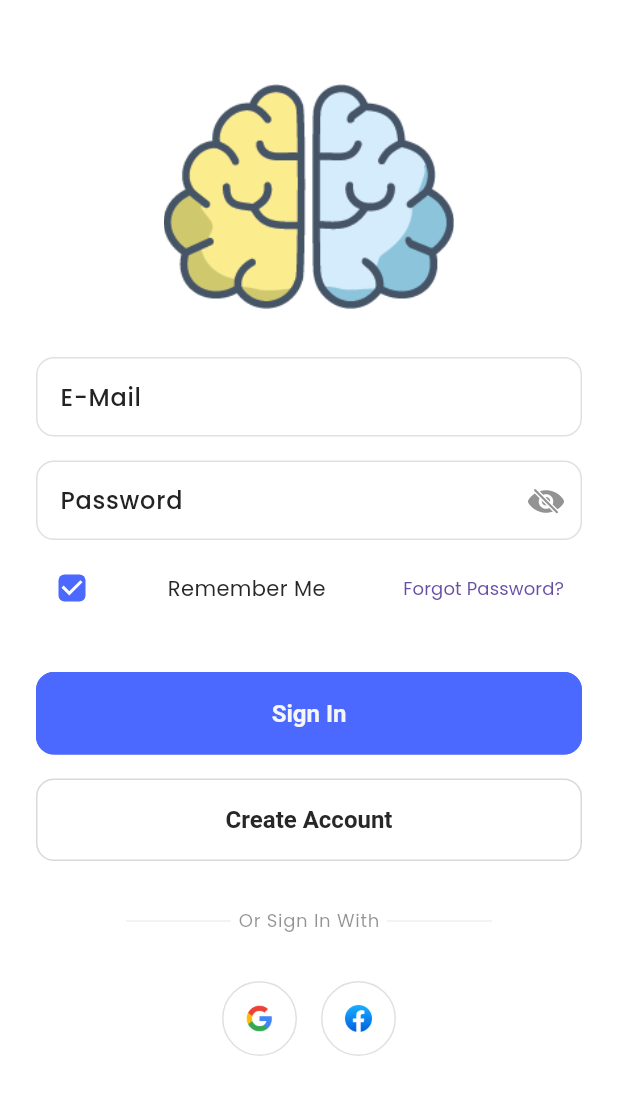
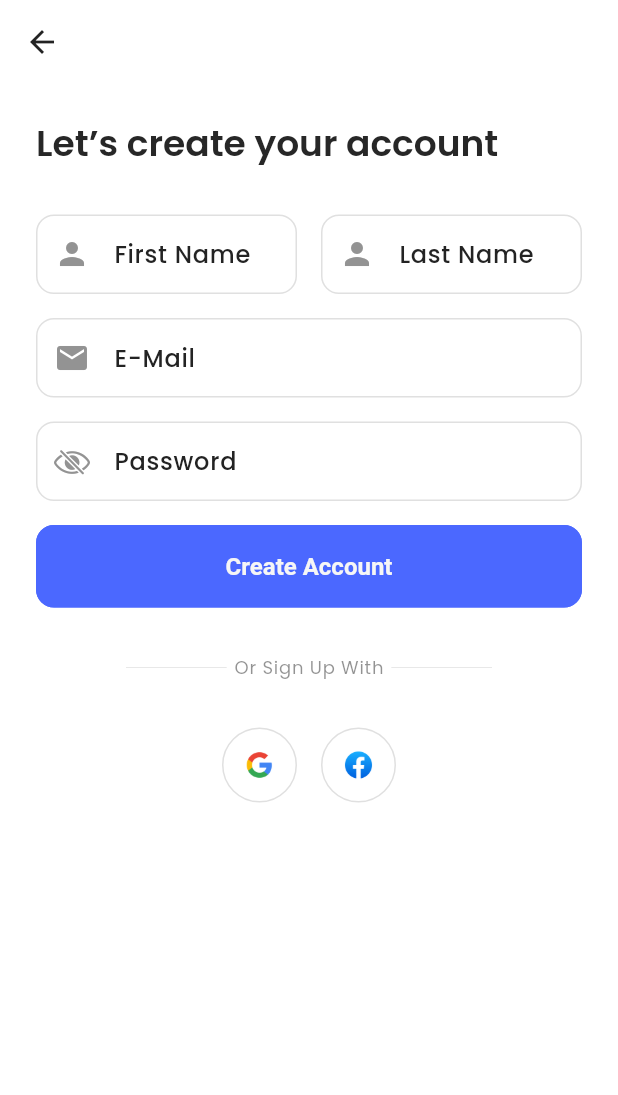
Before and after one commit to CelPat/ProjektZespolowyPCZ, a Flutter app: the LoginPage screen opened directly, after a tap on "Create Account", on a phone screen of 412 x 824 dp. Shown: the top 1095 px of the screen. Run offline on Flutter 3.47's test engine with Material 3 defaults, Android fonts, the phone set to English and light mode, and no system bars; our stand-ins replace connectivity_plus, firebase_storage, get, get_storage, iconsax, logger and 2 more; accounts and stored records are empty.

Commit message:
Create SignUpScreen and SignUpForm. Add redirection from login page after clicking 'create account' button

```diff
--- a/lib/features/authentication/screens/login/widgets/login_form.dart
+++ b/lib/features/authentication/screens/login/widgets/login_form.dart
@@ -1,5 +1,7 @@
 import 'package:flutter/cupertino.dart';
 import 'package:flutter/material.dart';
+import 'package:get/get.dart';
+import 'package:projekt_zespolowy_pcz/features/authentication/screens/signup/signup.dart';
 
 import '../../../../../utils/constants/sizes.dart';
 import '../../../../../utils/constants/text_strings.dart';
@@ -61,7 +63,7 @@ class ZenLoginForm extends StatelessWidget {
             SizedBox(
               width: double.infinity,
               child: OutlinedButton(
-                onPressed: () {},
+                onPressed: () => Get.to(() => const SignUpScreen()),
                 child: const Text(ZenTexts.createAccount),
               ),
             ),
--- /dev/null
+++ b/lib/features/authentication/screens/signup/signup.dart
@@ -0,0 +1,45 @@
+import 'package:flutter/material.dart';
+import 'package:get/get_utils/get_utils.dart';
+import 'package:projekt_zespolowy_pcz/common/widgets/login_signup/form_divider.dart';
+import 'package:projekt_zespolowy_pcz/common/widgets/login_signup/social_buttons.dart';
+import 'package:projekt_zespolowy_pcz/features/authentication/screens/signup/widgets/signup_form.dart';
+import 'package:projekt_zespolowy_pcz/utils/constants/sizes.dart';
+import 'package:projekt_zespolowy_pcz/utils/constants/text_strings.dart';
+
+class SignUpScreen extends StatelessWidget {
+  const SignUpScreen({super.key});
+
+  @override
+  Widget build(BuildContext context) {
+    return Scaffold(
+      appBar: AppBar(),
+      body: SingleChildScrollView(
+        child: Padding(
+          padding: const EdgeInsets.all(ZenSizes.defaultSpace),
+          child: Column(
+            crossAxisAlignment: CrossAxisAlignment.start,
+            children: [
+              //Title
+              Text(ZenTexts.signupTitle,
+                  style: Theme.of(context).textTheme.headlineMedium),
+              const SizedBox(height: ZenSizes.spaceBetweenSections),
+
+              //Form
+              const SignupForm(),
+
+              const SizedBox(height: ZenSizes.spaceBetweenSections),
+
+              //Divider
+              ZenFormDivider(dividerText: ZenTexts.orSignUpWith.capitalize!),
+
+              const SizedBox(height: ZenSizes.spaceBetweenSections),
+
+              //Social buttons
+              const ZenSocialButtons(),
+            ],
+          ),
+        ),
+      ),
+    );
+  }
+}
--- /dev/null
+++ b/lib/features/authentication/screens/signup/widgets/signup_form.dart
@@ -0,0 +1,78 @@
+import 'package:flutter/cupertino.dart';
+import 'package:flutter/material.dart';
+import 'package:projekt_zespolowy_pcz/utils/constants/sizes.dart';
+import 'package:projekt_zespolowy_pcz/utils/constants/text_strings.dart';
+
+class SignupForm extends StatelessWidget {
+  const SignupForm({super.key});
+
+  @override
+  Widget build(BuildContext context) {
+    return Form(
+      child: Column(
+        children: [
+          Row(
+            children: [
+              Expanded(
+                flex: 2,
+                child: TextFormField(
+                  expands: false,
+                  decoration: const InputDecoration(
+                      labelText: ZenTexts.firstName,
+                      prefixIcon: Icon(Icons.person)),
+                ),
+              ),
+              const SizedBox(
+                width: ZenSizes.spaceBetweenInputFields,
+              ),
+              Expanded(
+                flex: 2,
+                child: TextFormField(
+                  expands: false,
+                  decoration: const InputDecoration(
+                      labelText: ZenTexts.lastName,
+                      prefixIcon: Icon(Icons.person)),
+                ),
+              ),
+            ],
+          ),
+          const SizedBox(
+            height: ZenSizes.spaceBetweenInputFields,
+          ),
+
+          //Email
+          TextFormField(
+            expands: false,
+            decoration: const InputDecoration(
+                labelText: ZenTexts.email, prefixIcon: Icon(Icons.email)),
+          ),
+
+          const SizedBox(
+            height: ZenSizes.spaceBetweenInputFields,
+          ),
+
+          //Password
+          TextFormField(
+            expands: false,
+            decoration: const InputDecoration(
+                labelText: ZenTexts.password,
+                prefixIcon: Icon(CupertinoIcons.eye_slash)),
+          ),
+
+          const SizedBox(
+            height: ZenSizes.spaceBetweenInputFields,
+          ),
+
+          //Sign up Button
+
+          //TODO: Implement OnPressed to go to verify email page
+          SizedBox(
+            width: double.infinity,
+            child: ElevatedButton(
+                onPressed: () {}, child: const Text(ZenTexts.createAccount)),
+          )
+        ],
+      ),
+    );
+  }
+}
```
Also changed, not shown: lib/features/authentication/screens/signup/verify_email.dart (added).
